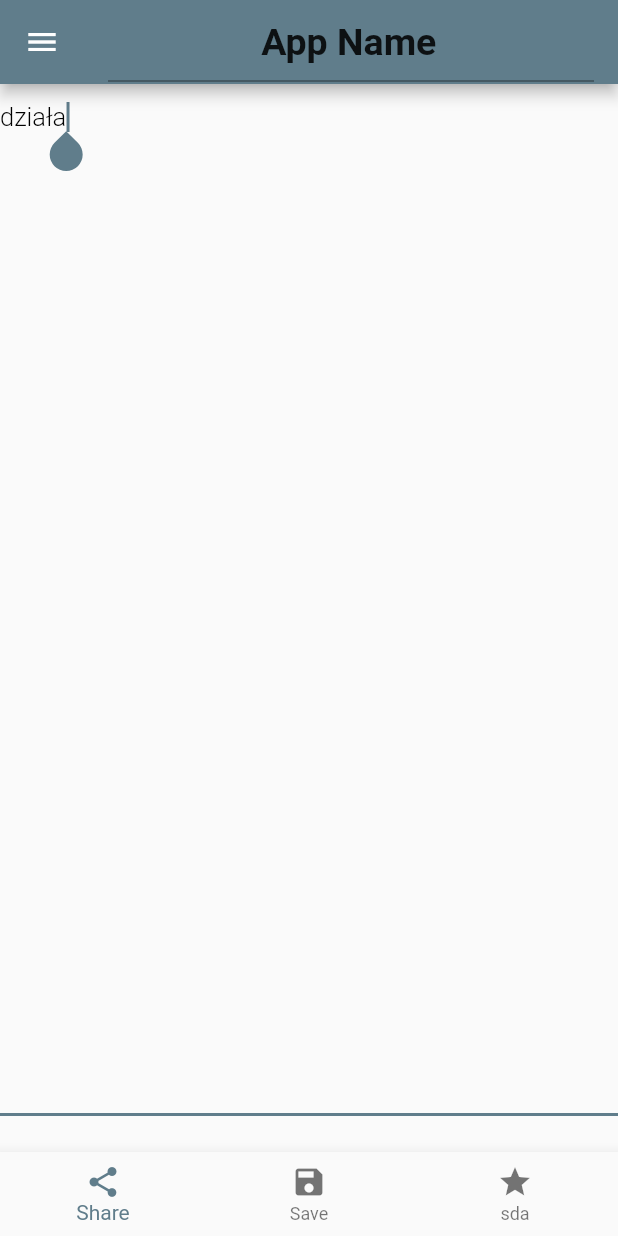
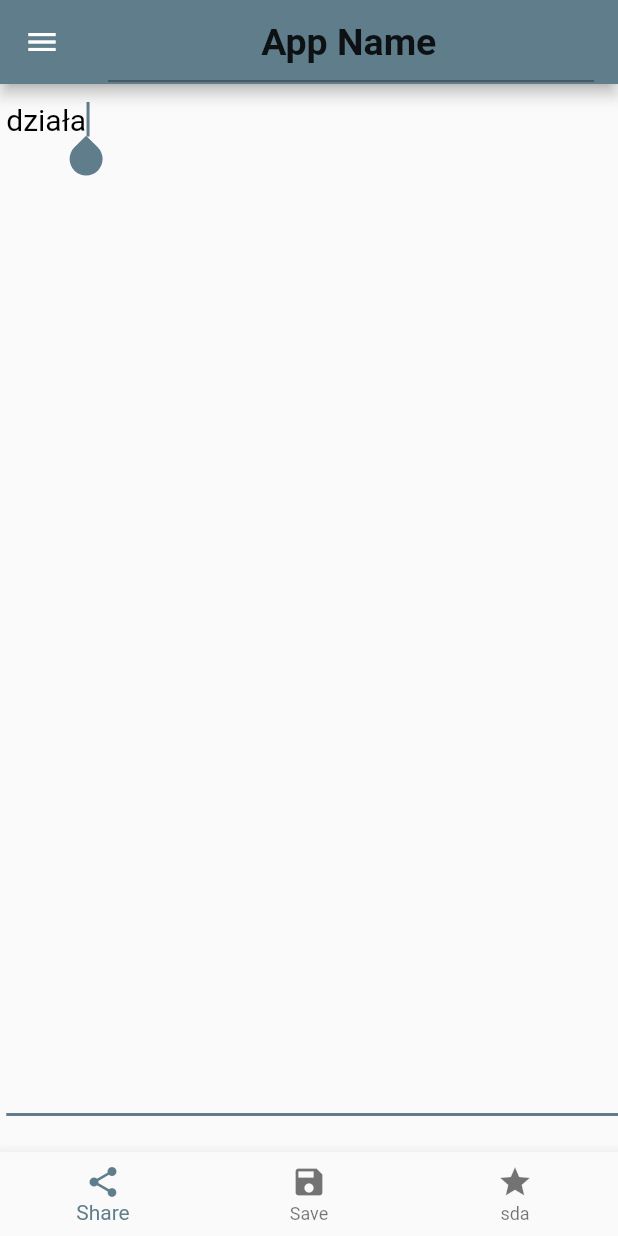
Before and after one commit to AdamGinna/NoteApp, a Flutter app: the SecondScreen screen opened directly, on a phone screen of 412 x 824 dp. Run offline on Flutter 3.47's test engine with Material 2 defaults, Android fonts, the phone set to English and light mode, and no system bars.

```diff
--- a/lib/main.dart
+++ b/lib/main.dart
@@ -119,19 +119,6 @@ class SecondScreen extends StatelessWidget
                 ),
               ),
             ),
-            /*
-            ListView.builder(
-            itemCount: 10,
-
-            itemBuilder: (BuildContext context, int index) {
-              return
-                new ListTile(
-                    title: new Text("Notka " + index.toString())
-
-                );
-            }
-               )
-               */
 
           ],
 
@@ -140,16 +127,16 @@ class SecondScreen extends StatelessWidget
       ),
       body:
           new Padding(
-            padding: new EdgeInsets.only(bottom: 24.0),
+            padding: new EdgeInsets.only(bottom: 24.0,left: 4.2),
 
        child: new TextFormField(
          maxLines: 1000000,
          autofocus: true,
          autovalidate: false,
          initialValue: "działa",
-       style: new TextStyle(fontSize:17.0,
+       style: new TextStyle(fontSize:20.0,
            color: const Color(0xFF000000),
-           fontWeight: FontWeight.w300,
+           fontWeight: FontWeight.w400,
            fontFamily: "Roboto")
       )
           ),
```
